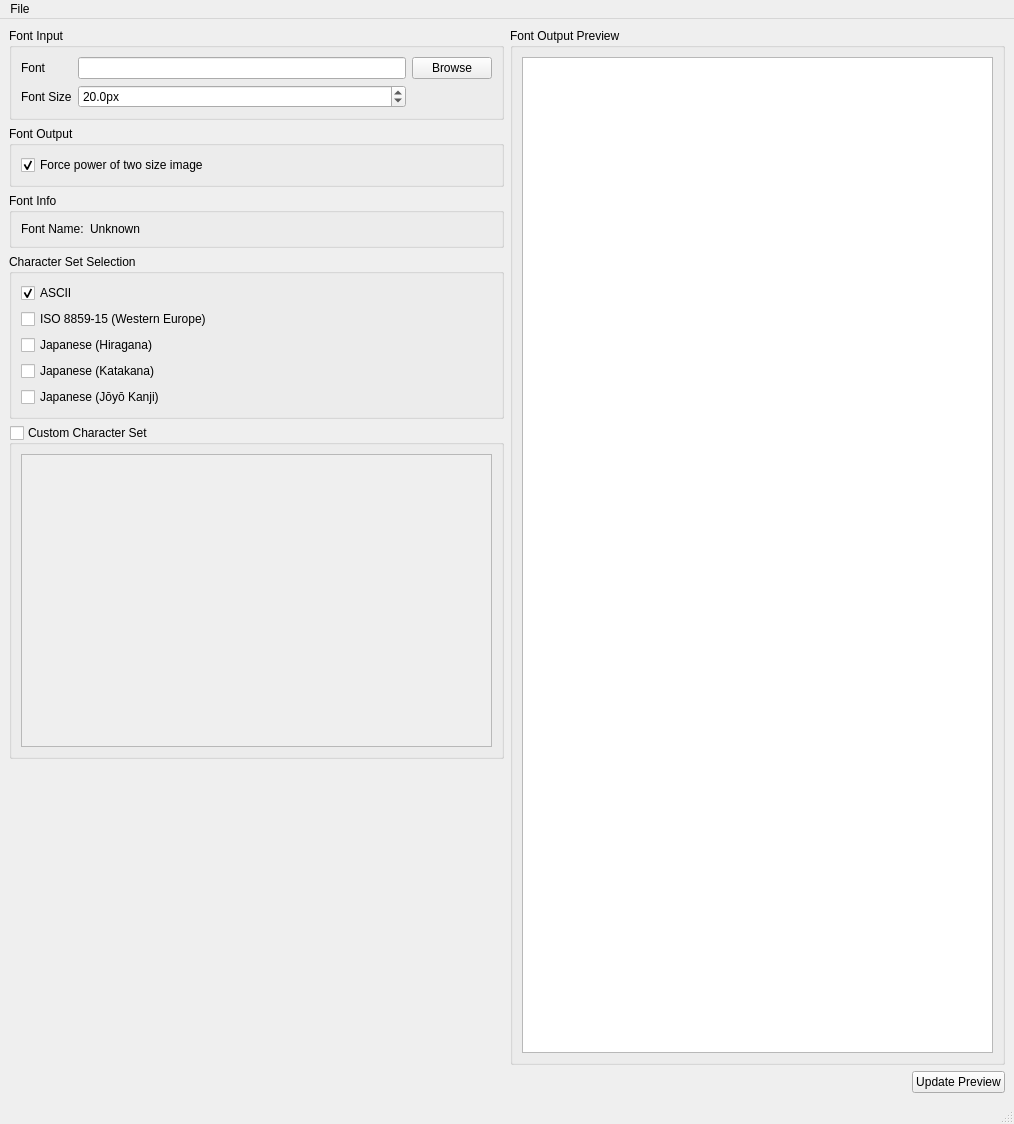
Before: the Qt Designer form src/texturefontcreatorgui.ui in TerrySoba/TextureFontCreator, drawn with Qt 5.
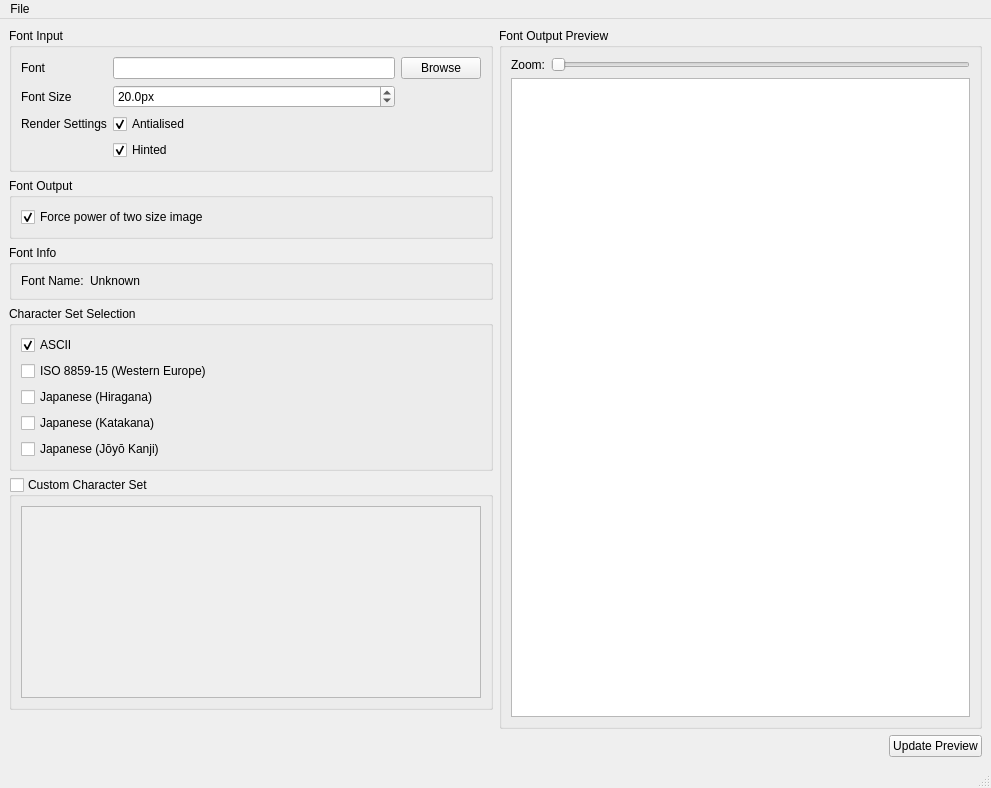
After: the same form once the commit is applied. Icons and pictures are not drawn.

```diff
--- a/src/texturefontcreatorgui.ui
+++ b/src/texturefontcreatorgui.ui
@@ -6,8 +6,8 @@
    <rect>
     <x>0</x>
     <y>0</y>
-    <width>1014</width>
-    <height>1124</height>
+    <width>991</width>
+    <height>788</height>
    </rect>
   </property>
   <property name="windowTitle">
@@ -27,6 +27,20 @@
          <string>Font Input</string>
         </property>
         <layout class="QGridLayout" name="gridLayout">
+         <item row="0" column="3">
+          <widget class="QPushButton" name="fontPathBrowseButton">
+           <property name="text">
+            <string>Browse</string>
+           </property>
+          </widget>
+         </item>
+         <item row="2" column="0">
+          <widget class="QLabel" name="label_4">
+           <property name="text">
+            <string>Render Settings</string>
+           </property>
+          </widget>
+         </item>
          <item row="0" column="0">
           <widget class="QLabel" name="label_2">
            <property name="text">
@@ -34,24 +48,10 @@
            </property>
           </widget>
          </item>
-         <item row="0" column="1">
-          <widget class="QLineEdit" name="fontPathEdit"/>
-         </item>
          <item row="0" column="2">
-          <widget class="QPushButton" name="fontPathBrowseButton">
-           <property name="text">
-            <string>Browse</string>
-           </property>
-          </widget>
+          <widget class="QLineEdit" name="fontPathEdit"/>
          </item>
-         <item row="1" column="0">
-          <widget class="QLabel" name="label_3">
-           <property name="text">
-            <string>Font Size</string>
-           </property>
-          </widget>
-         </item>
-         <item row="1" column="1">
+         <item row="1" column="2">
           <widget class="QDoubleSpinBox" name="fontInputSizeSpinBox">
            <property name="suffix">
             <string>px</string>
@@ -67,6 +67,33 @@
            </property>
           </widget>
          </item>
+         <item row="1" column="0">
+          <widget class="QLabel" name="label_3">
+           <property name="text">
+            <string>Font Size</string>
+           </property>
+          </widget>
+         </item>
+         <item row="2" column="2">
+          <widget class="QCheckBox" name="antialisedCheckBox">
+           <property name="text">
+            <string>Antialised</string>
+           </property>
+           <property name="checked">
+            <bool>true</bool>
+           </property>
+          </widget>
+         </item>
+         <item row="3" column="2">
+          <widget class="QCheckBox" name="hintedCheckBox">
+           <property name="text">
+            <string>Hinted</string>
+           </property>
+           <property name="checked">
+            <bool>true</bool>
+           </property>
+          </widget>
+         </item>
         </layout>
        </widget>
       </item>
@@ -228,7 +255,31 @@
         <property name="checkable">
          <bool>false</bool>
         </property>
-        <layout class="QHBoxLayout" name="horizontalLayout_2">
+        <layout class="QVBoxLayout" name="verticalLayout_4">
+         <item>
+          <layout class="QHBoxLayout" name="horizontalLayout_2">
+           <item>
+            <widget class="QLabel" name="label">
+             <property name="text">
+              <string>Zoom:</string>
+             </property>
+            </widget>
+           </item>
+           <item>
+            <widget class="QSlider" name="zoomSlider">
+             <property name="minimum">
+              <number>1</number>
+             </property>
+             <property name="maximum">
+              <number>20</number>
+             </property>
+             <property name="orientation">
+              <enum>Qt::Horizontal</enum>
+             </property>
+            </widget>
+           </item>
+          </layout>
+         </item>
          <item>
           <widget class="QGraphicsView" name="previewGraphicsView">
            <property name="cursor" stdset="0">
@@ -278,8 +329,8 @@
     <rect>
      <x>0</x>
      <y>0</y>
-     <width>1014</width>
-     <height>38</height>
+     <width>991</width>
+     <height>24</height>
     </rect>
    </property>
    <widget class="QMenu" name="menuFile">
```
